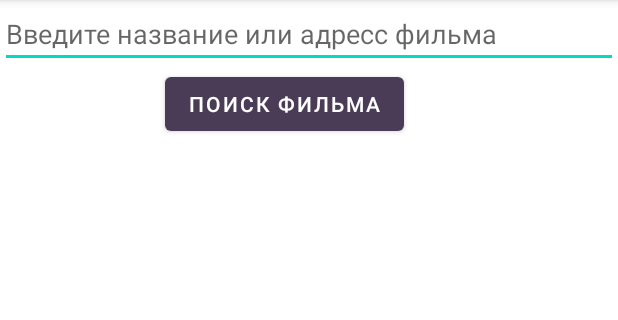
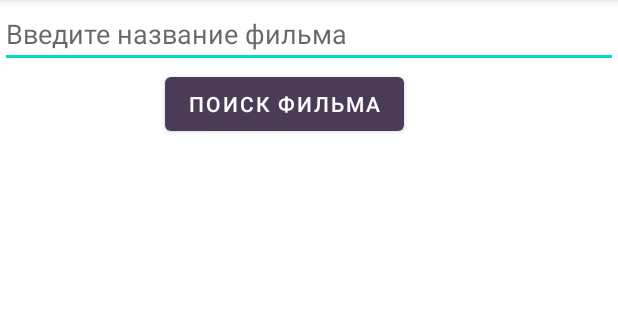
Before and after one commit to AlexVoin04/Ivanov_Practika, an Android app: the films screen opened directly, with no data from a screen before it, on a phone screen of 412 x 824 dp, the part 84-404 px from its top. Run offline under Robolectric (Android 15) with nearby library versions, the phone set to English and light mode, and no system bars.

Commit message:
Изменение в доработке дизайна дизайна

```diff
--- a/app/src/main/res/layout/activity_films.xml
+++ b/app/src/main/res/layout/activity_films.xml
@@ -8,7 +8,7 @@
         android:id="@+id/editTextTextPersonName"
         android:layout_width="match_parent"
         android:layout_height="wrap_content"
-        android:hint="Введите название или адресс фильма"
+        android:hint="Введите название фильма"
         android:ems="10"
         android:inputType="textPersonName"
         android:text="" />
```
